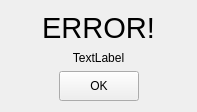
First picture: the form in Pilocik/widgets/terrorwidget.ui, repository dotevo/Pilocik, before the edit.
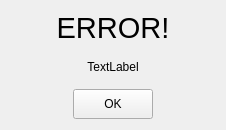
Second picture: the form after the edit.

```diff
--- a/Pilocik/widgets/terrorwidget.ui
+++ b/Pilocik/widgets/terrorwidget.ui
@@ -6,8 +6,8 @@
    <rect>
     <x>0</x>
     <y>0</y>
-    <width>197</width>
-    <height>102</height>
+    <width>226</width>
+    <height>130</height>
    </rect>
   </property>
   <property name="windowTitle">
```
